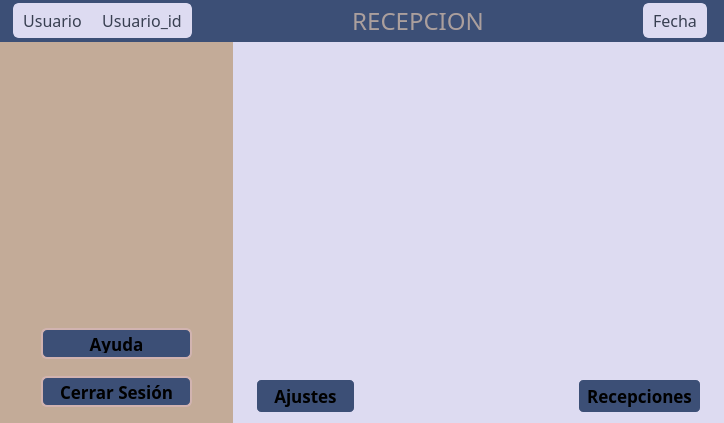
The window that proyectoL/gui/reception/reception.ui (Jafethivy/proyectoL) describes before a commit, drawn with Qt 5.
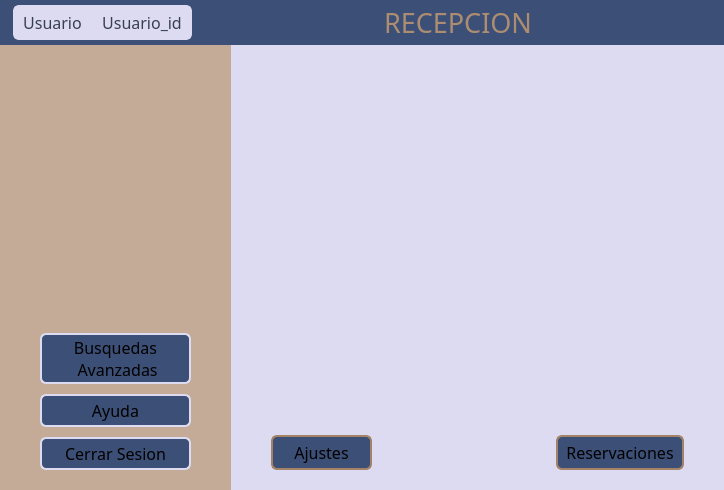
The same window after the commit.

Patch:
```diff
--- a/proyectoL/gui/reception/reception.ui
+++ b/proyectoL/gui/reception/reception.ui
@@ -7,7 +7,7 @@
     <x>0</x>
     <y>0</y>
     <width>724</width>
-    <height>421</height>
+    <height>490</height>
    </rect>
   </property>
   <property name="windowTitle">
@@ -40,6 +40,12 @@
        <verstretch>0</verstretch>
       </sizepolicy>
      </property>
+     <property name="minimumSize">
+      <size>
+       <width>0</width>
+       <height>41</height>
+      </size>
+     </property>
      <property name="styleSheet">
       <string notr="true">background-color: #3c4f76;
 </string>
@@ -86,7 +92,7 @@
         </property>
         <property name="font">
          <font>
-          <family>Bodoni MT</family>
+          <family>Rockwell</family>
           <pointsize>12</pointsize>
          </font>
         </property>
@@ -120,7 +126,7 @@
         </property>
         <property name="font">
          <font>
-          <family>Bodoni MT</family>
+          <family>Rockwell</family>
           <pointsize>12</pointsize>
          </font>
         </property>
@@ -161,12 +167,13 @@
        <widget class="QLabel" name="label_4">
         <property name="font">
          <font>
-          <family>Bodoni MT</family>
-          <pointsize>18</pointsize>
+          <family>Rockwell</family>
+          <pointsize>20</pointsize>
+          <bold>false</bold>
          </font>
         </property>
         <property name="styleSheet">
-         <string notr="true">color: #ab9f9d;
+         <string notr="true">color: #AC8D72;
 
 padding: 4px 8px;</string>
         </property>
@@ -178,57 +185,13 @@
         </property>
        </widget>
       </item>
-      <item>
-       <spacer name="horizontalSpacer_4">
-        <property name="orientation">
-         <enum>Qt::Orientation::Horizontal</enum>
-        </property>
-        <property name="sizeHint" stdset="0">
-         <size>
-          <width>147</width>
-          <height>20</height>
-         </size>
-        </property>
-       </spacer>
-      </item>
-      <item>
-       <widget class="QLabel" name="label_3">
-        <property name="sizePolicy">
-         <sizepolicy hsizetype="Fixed" vsizetype="Fixed">
-          <horstretch>0</horstretch>
-          <verstretch>0</verstretch>
-         </sizepolicy>
-        </property>
-        <property name="font">
-         <font>
-          <family>Bodoni MT</family>
-          <pointsize>12</pointsize>
-         </font>
-        </property>
-        <property name="styleSheet">
-         <string notr="true">background-color: #dddbf1;
-color: #383f51;
-
-border: 2px solid #dddbf1;
-border-radius:6px;
-
-padding: 4px 8px;</string>
-        </property>
-        <property name="text">
-         <string>Fecha</string>
-        </property>
-        <property name="alignment">
-         <set>Qt::AlignmentFlag::AlignCenter</set>
-        </property>
-       </widget>
-      </item>
       <item>
        <spacer name="horizontalSpacer_2">
         <property name="orientation">
          <enum>Qt::Orientation::Horizontal</enum>
         </property>
         <property name="sizeType">
-         <enum>QSizePolicy::Policy::Fixed</enum>
+         <enum>QSizePolicy::Policy::Expanding</enum>
         </property>
         <property name="sizeHint" stdset="0">
          <size>
@@ -265,29 +228,87 @@
        </property>
        <layout class="QVBoxLayout" name="verticalLayout_2">
         <property name="spacing">
-         <number>9</number>
+         <number>0</number>
         </property>
         <property name="leftMargin">
-         <number>9</number>
+         <number>0</number>
         </property>
         <property name="topMargin">
-         <number>9</number>
+         <number>0</number>
         </property>
         <property name="rightMargin">
-         <number>9</number>
+         <number>0</number>
         </property>
         <property name="bottomMargin">
-         <number>9</number>
+         <number>0</number>
         </property>
         <item>
-         <widget class="QWidget" name="reception_widget" native="true">
-          <property name="minimumSize">
+         <spacer name="verticalSpacer_4">
+          <property name="orientation">
+           <enum>Qt::Orientation::Vertical</enum>
+          </property>
+          <property name="sizeType">
+           <enum>QSizePolicy::Policy::Fixed</enum>
+          </property>
+          <property name="sizeHint" stdset="0">
            <size>
-            <width>211</width>
-            <height>261</height>
+            <width>20</width>
+            <height>30</height>
            </size>
           </property>
-         </widget>
+         </spacer>
+        </item>
+        <item>
+         <layout class="QHBoxLayout" name="horizontalLayout_6">
+          <property name="spacing">
+           <number>0</number>
+          </property>
+          <item>
+           <spacer name="horizontalSpacer_12">
+            <property name="orientation">
+             <enum>Qt::Orientation::Horizontal</enum>
+            </property>
+            <property name="sizeType">
+             <enum>QSizePolicy::Policy::Fixed</enum>
+            </property>
+            <property name="sizeHint" stdset="0">
+             <size>
+              <width>20</width>
+              <height>20</height>
+             </size>
+            </property>
+           </spacer>
+          </item>
+          <item>
+           <widget class="QWidget" name="reception_widget" native="true">
+            <property name="minimumSize">
+             <size>
+              <width>21</width>
+              <height>201</height>
+             </size>
+            </property>
+            <property name="styleSheet">
+             <string notr="true">background-color: #C3AB98</string>
+            </property>
+           </widget>
+          </item>
+          <item>
+           <spacer name="horizontalSpacer_13">
+            <property name="orientation">
+             <enum>Qt::Orientation::Horizontal</enum>
+            </property>
+            <property name="sizeType">
+             <enum>QSizePolicy::Policy::Fixed</enum>
+            </property>
+            <property name="sizeHint" stdset="0">
+             <size>
+              <width>20</width>
+              <height>20</height>
+             </size>
+            </property>
+           </spacer>
+          </item>
+         </layout>
         </item>
         <item>
          <spacer name="verticalSpacer">
@@ -295,12 +316,118 @@
            <enum>Qt::Orientation::Vertical</enum>
           </property>
           <property name="sizeType">
+           <enum>QSizePolicy::Policy::Fixed</enum>
+          </property>
+          <property name="sizeHint" stdset="0">
+           <size>
+            <width>20</width>
+            <height>30</height>
+           </size>
+          </property>
+         </spacer>
+        </item>
+        <item>
+         <layout class="QHBoxLayout" name="horizontalLayout_8">
+          <property name="spacing">
+           <number>0</number>
+          </property>
+          <item>
+           <spacer name="horizontalSpacer_16">
+            <property name="orientation">
+             <enum>Qt::Orientation::Horizontal</enum>
+            </property>
+            <property name="sizeType">
+             <enum>QSizePolicy::Policy::Fixed</enum>
+            </property>
+            <property name="sizeHint" stdset="0">
+             <size>
+              <width>40</width>
+              <height>20</height>
+             </size>
+            </property>
+           </spacer>
+          </item>
+          <item>
+           <widget class="QPushButton" name="advanced_button">
+            <property name="sizePolicy">
+             <sizepolicy hsizetype="Fixed" vsizetype="Fixed">
+              <horstretch>0</horstretch>
+              <verstretch>0</verstretch>
+             </sizepolicy>
+            </property>
+            <property name="minimumSize">
+             <size>
+              <width>151</width>
+              <height>51</height>
+             </size>
+            </property>
+            <property name="maximumSize">
+             <size>
+              <width>151</width>
+              <height>51</height>
+             </size>
+            </property>
+            <property name="font">
+             <font>
+              <family>Rockwell</family>
+              <pointsize>12</pointsize>
+              <bold>false</bold>
+             </font>
+            </property>
+            <property name="styleSheet">
+             <string notr="true">QPushButton {
+    background-color: #3c4f76;
+    border: 2px solid #DDDBF1;
+    border-radius: 6px;
+    padding: 4px 8px;
+}
+
+QPushButton:hover {
+    background-color: #4f6699;
+    border: 2px solid #e8cfcd;
+}
+
+QPushButton:pressed {
+    background-color: #2a3a5c;
+    border: 2px solid #b89895;
+}</string>
+            </property>
+            <property name="text">
+             <string>Busquedas
+ Avanzadas</string>
+            </property>
+           </widget>
+          </item>
+          <item>
+           <spacer name="horizontalSpacer_17">
+            <property name="orientation">
+             <enum>Qt::Orientation::Horizontal</enum>
+            </property>
+            <property name="sizeType">
+             <enum>QSizePolicy::Policy::Fixed</enum>
+            </property>
+            <property name="sizeHint" stdset="0">
+             <size>
+              <width>40</width>
+              <height>20</height>
+             </size>
+            </property>
+           </spacer>
+          </item>
+         </layout>
+        </item>
+        <item>
+         <spacer name="verticalSpacer_8">
+          <property name="orientation">
+           <enum>Qt::Orientation::Vertical</enum>
+          </property>
+          <property name="sizeType">
            <enum>QSizePolicy::Policy::Preferred</enum>
           </property>
           <property name="sizeHint" stdset="0">
            <size>
             <width>20</width>
-            <height>9</height>
+            <height>10</height>
            </size>
           </property>
          </spacer>
@@ -343,22 +470,34 @@
             <property name="maximumSize">
              <size>
               <width>151</width>
-              <height>31</height>
+              <height>33</height>
              </size>
             </property>
             <property name="font">
              <font>
-              <family>Bodoni MT</family>
-              <pointsize>13</pointsize>
-              <bold>true</bold>
+              <family>Rockwell</family>
+              <pointsize>12</pointsize>
+              <italic>false</italic>
+              <bold>false</bold>
              </font>
             </property>
             <property name="styleSheet">
-             <string notr="true">background-color: #3c4f76;
+             <string notr="true">QPushButton {
+    background-color: #3c4f76;
+    border: 2px solid #DDDBF1;
+    border-radius: 6px;
+    padding: 4px 8px;
+}
 
-border: 2px solid #d1b3b0;
-border-radius:6px;
-padding: 4px 8px;</string>
+QPushButton:hover {
+    background-color: #4f6699;
+    border: 2px solid #e8cfcd;
+}
+
+QPushButton:pressed {
+    background-color: #2a3a5c;
+    border: 2px solid #b89895;
+}</string>
             </property>
             <property name="text">
              <string>Ayuda</string>
@@ -437,25 +576,36 @@
             <property name="maximumSize">
              <size>
               <width>151</width>
-              <height>31</height>
+              <height>33</height>
              </size>
             </property>
             <property name="font">
              <font>
-              <family>Bodoni MT</family>
-              <pointsize>13</pointsize>
-              <bold>true</bold>
+              <family>Rockwell</family>
+              <pointsize>12</pointsize>
+              <bold>false</bold>
              </font>
             </property>
             <property name="styleSheet">
-             <string notr="true">background-color: #3c4f76;
+             <string notr="true">QPushButton {
+    background-color: #3c4f76;
+    border: 2px solid #DDDBF1;
+    border-radius: 6px;
+    padding: 4px 8px;
+}
 
-border: 2px solid #d1b3b0;
-border-radius:6px;
-padding: 4px 8px;</string>
+QPushButton:hover {
+    background-color: #4f6699;
+    border: 2px solid #e8cfcd;
+}
+
+QPushButton:pressed {
+    background-color: #2a3a5c;
+    border: 2px solid #b89895;
+}</string>
             </property>
             <property name="text">
-             <string>Cerrar Sesión</string>
+             <string>Cerrar Sesion</string>
             </property>
            </widget>
           </item>
@@ -483,12 +633,12 @@
            <enum>Qt::Orientation::Vertical</enum>
           </property>
           <property name="sizeType">
-           <enum>QSizePolicy::Policy::Preferred</enum>
+           <enum>QSizePolicy::Policy::Fixed</enum>
           </property>
           <property name="sizeHint" stdset="0">
            <size>
             <width>20</width>
-            <height>9</height>
+            <height>20</height>
            </size>
           </property>
          </spacer>
@@ -514,32 +664,121 @@
         <string notr="true">background-color: #dddbf1;</string>
        </property>
        <layout class="QVBoxLayout" name="verticalLayout_3">
+        <property name="spacing">
+         <number>0</number>
+        </property>
+        <property name="leftMargin">
+         <number>0</number>
+        </property>
+        <property name="topMargin">
+         <number>0</number>
+        </property>
+        <property name="rightMargin">
+         <number>0</number>
+        </property>
+        <property name="bottomMargin">
+         <number>0</number>
+        </property>
         <item>
-         <widget class="QWidget" name="tables_widget" native="true">
-          <property name="minimumSize">
+         <spacer name="verticalSpacer_5">
+          <property name="orientation">
+           <enum>Qt::Orientation::Vertical</enum>
+          </property>
+          <property name="sizeType">
+           <enum>QSizePolicy::Policy::Fixed</enum>
+          </property>
+          <property name="sizeHint" stdset="0">
            <size>
-            <width>471</width>
-            <height>321</height>
+            <width>20</width>
+            <height>30</height>
            </size>
           </property>
-          <property name="styleSheet">
-           <string notr="true">background-color: #dddbf1</string>
+         </spacer>
+        </item>
+        <item>
+         <layout class="QHBoxLayout" name="horizontalLayout_7">
+          <property name="spacing">
+           <number>0</number>
           </property>
-         </widget>
+          <item>
+           <spacer name="horizontalSpacer_14">
+            <property name="orientation">
+             <enum>Qt::Orientation::Horizontal</enum>
+            </property>
+            <property name="sizeType">
+             <enum>QSizePolicy::Policy::Fixed</enum>
+            </property>
+            <property name="sizeHint" stdset="0">
+             <size>
+              <width>40</width>
+              <height>20</height>
+             </size>
+            </property>
+           </spacer>
+          </item>
+          <item>
+           <widget class="QWidget" name="tables_widget" native="true">
+            <property name="minimumSize">
+             <size>
+              <width>401</width>
+              <height>281</height>
+             </size>
+            </property>
+            <property name="styleSheet">
+             <string notr="true">background-color: #dddbf1</string>
+            </property>
+           </widget>
+          </item>
+          <item>
+           <spacer name="horizontalSpacer_15">
+            <property name="orientation">
+             <enum>Qt::Orientation::Horizontal</enum>
+            </property>
+            <property name="sizeType">
+             <enum>QSizePolicy::Policy::Fixed</enum>
+            </property>
+            <property name="sizeHint" stdset="0">
+             <size>
+              <width>40</width>
+              <height>20</height>
+             </size>
+            </property>
+           </spacer>
+          </item>
+         </layout>
+        </item>
+        <item>
+         <spacer name="verticalSpacer_6">
+          <property name="orientation">
+           <enum>Qt::Orientation::Vertical</enum>
+          </property>
+          <property name="sizeType">
+           <enum>QSizePolicy::Policy::Fixed</enum>
+          </property>
+          <property name="sizeHint" stdset="0">
+           <size>
+            <width>20</width>
+            <height>20</height>
+           </size>
+          </property>
+         </spacer>
         </item>
         <item>
          <layout class="QHBoxLayout" name="horizontalLayout_5">
+          <property name="spacing">
+           <number>0</number>
+          </property>
           <item>
            <spacer name="horizontalSpacer_10">
             <property name="orientation">
              <enum>Qt::Orientation::Horizontal</enum>
             </property>
             <property name="sizeType">
-             <enum>QSizePolicy::Policy::Preferred</enum>
+             <enum>QSizePolicy::Policy::Fixed</enum>
             </property>
             <property name="sizeHint" stdset="0">
              <size>
-              <width>13</width>
+              <width>40</width>
               <height>20</height>
              </size>
             </property>
@@ -555,17 +794,28 @@
             </property>
             <property name="font">
              <font>
-              <family>Bodoni MT</family>
-              <pointsize>13</pointsize>
-              <bold>true</bold>
+              <family>Rockwell</family>
+              <pointsize>12</pointsize>
+              <bold>false</bold>
              </font>
             </property>
             <property name="styleSheet">
-             <string notr="true">background-color: #3c4f76;
+             <string notr="true">QPushButton {
+    background-color: #3c4f76;
+    border: 2px solid #A48265;
+    border-radius: 6px;
+    padding: 4px 8px;
+}
 
-border: 2px solid #dddbf1;
-border-radius:6px;
-padding: 4px 8px;</string>
+QPushButton:hover {
+    background-color: #4f6699;
+    border: 2px solid #B4977E;
+}
+
+QPushButton:pressed {
+    background-color: #2a3a5c;
+    border: 2px solid #b89895;
+}</string>
             </property>
             <property name="text">
              <string>Ajustes</string>
@@ -595,20 +845,30 @@
             </property>
             <property name="font">
              <font>
-              <family>Bodoni MT</family>
-              <pointsize>13</pointsize>
-              <bold>true</bold>
+              <family>Rockwell</family>
+              <pointsize>12</pointsize>
              </font>
             </property>
             <property name="styleSheet">
-             <string notr="true">background-color: #3c4f76;
+             <string notr="true">QPushButton {
+    background-color: #3c4f76;
+    border: 2px solid #A48265;
+    border-radius: 6px;
+    padding: 4px 8px;
+}
 
-border: 2px solid #dddbf1;
-border-radius:6px;
-padding: 4px 8px;</string>
+QPushButton:hover {
+    background-color: #4f6699;
+    border: 2px solid #B4977E;
+}
+
+QPushButton:pressed {
+    background-color: #2a3a5c;
+    border: 2px solid #b89895;
+}</string>
             </property>
             <property name="text">
-             <string>Recepciones</string>
+             <string>Reservaciones</string>
             </property>
            </widget>
           </item>
@@ -618,11 +878,11 @@
              <enum>Qt::Orientation::Horizontal</enum>
             </property>
             <property name="sizeType">
-             <enum>QSizePolicy::Policy::Preferred</enum>
+             <enum>QSizePolicy::Policy::Fixed</enum>
             </property>
             <property name="sizeHint" stdset="0">
              <size>
-              <width>13</width>
+              <width>40</width>
               <height>20</height>
              </size>
             </property>
@@ -630,6 +890,22 @@
           </item>
          </layout>
         </item>
+        <item>
+         <spacer name="verticalSpacer_7">
+          <property name="orientation">
+           <enum>Qt::Orientation::Vertical</enum>
+          </property>
+          <property name="sizeType">
+           <enum>QSizePolicy::Policy::Fixed</enum>
+          </property>
+          <property name="sizeHint" stdset="0">
+           <size>
+            <width>20</width>
+            <height>20</height>
+           </size>
+          </property>
+         </spacer>
+        </item>
        </layout>
       </widget>
      </item>
```
Left out of the diff: 2 changed lines with no effect on the pictures.
